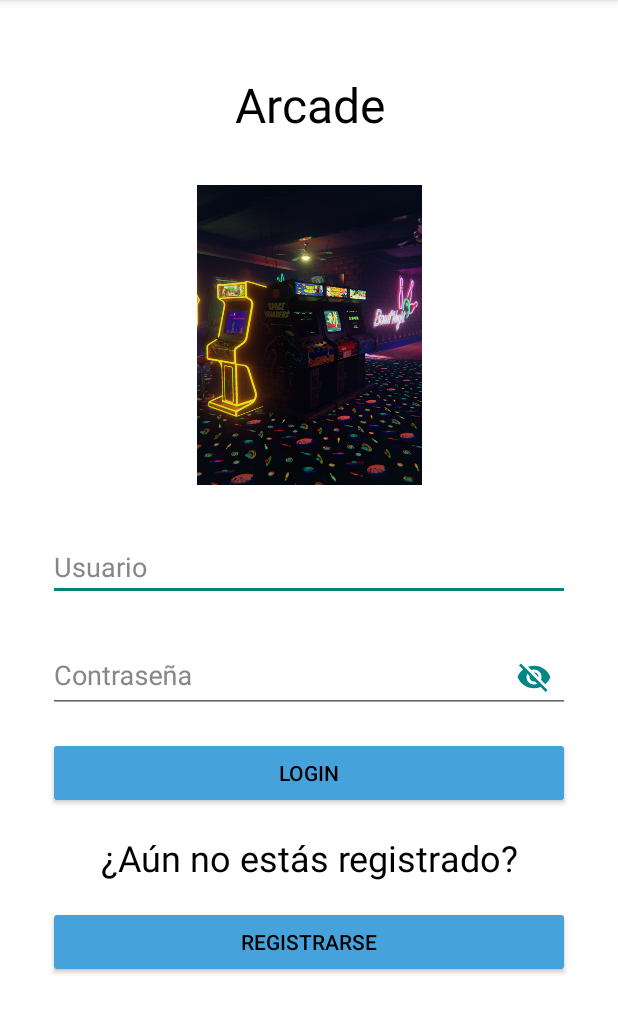
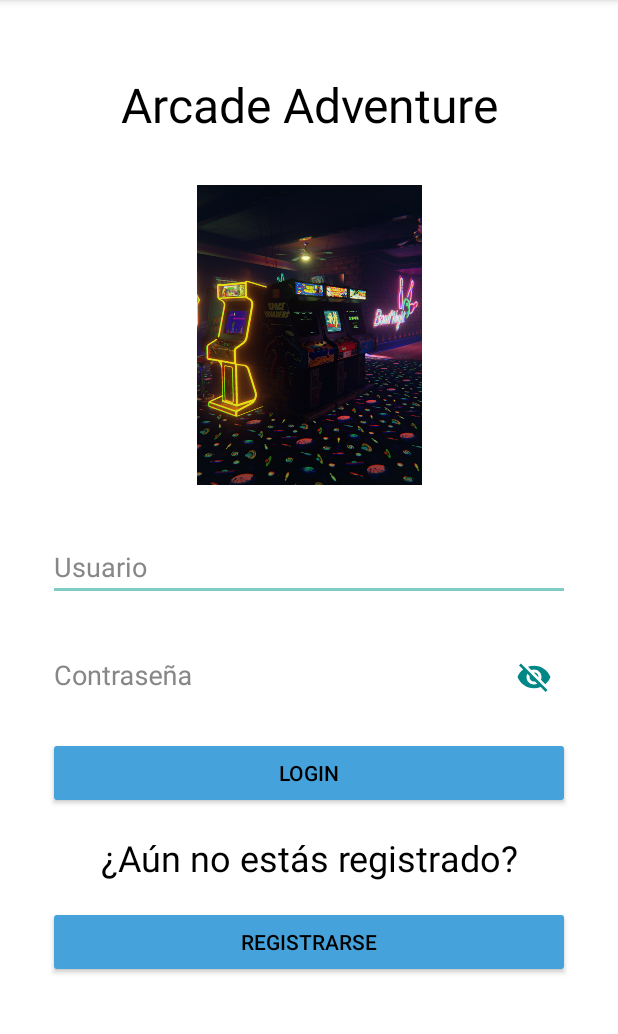
Before and after one commit to pabloacedo04/Proyecto_Final_DAM, an Android app: the screen it shows after launch (LoginActivity), on a phone screen of 412 x 824 dp, the part 84-1118 px from its top. Run offline under Robolectric (Android 15) with nearby library versions, the phone set to English and light mode, and no system bars.

Commit message:
Nueva versión layouts

```diff
--- a/app/src/main/res/layout/activity_login.xml
+++ b/app/src/main/res/layout/activity_login.xml
@@ -5,12 +5,13 @@
     android:layout_width="match_parent"
     android:layout_height="match_parent"
     android:orientation="vertical"
-    android:background="@color/white">
+    android:background="@color/white"
+    android:theme="@style/Theme.Design.NoActionBar">
 
     <TextView
         android:layout_width="match_parent"
         android:layout_height="wrap_content"
-        android:text="Arcade"
+        android:text="Arcade Adventure"
         android:textColor="@color/black"
         android:textSize="32sp"
         android:textAlignment="center"
--- a/app/src/main/res/layout/activity_registro.xml
+++ b/app/src/main/res/layout/activity_registro.xml
@@ -5,7 +5,8 @@
     android:layout_width="match_parent"
     android:layout_height="match_parent"
     android:orientation="vertical"
-    android:background="@color/white">
+    android:background="@color/white"
+    android:theme="@style/Theme.Design.NoActionBar">
 
     <TextView
         android:layout_width="match_parent"
```
